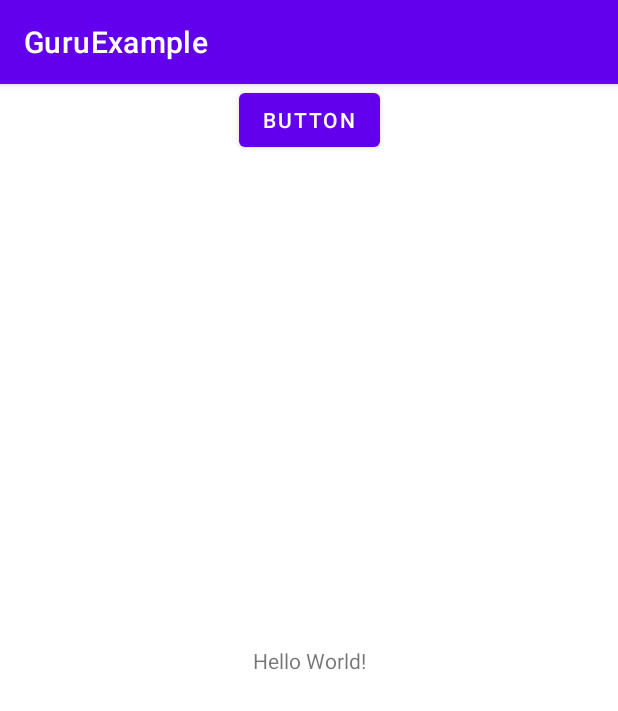
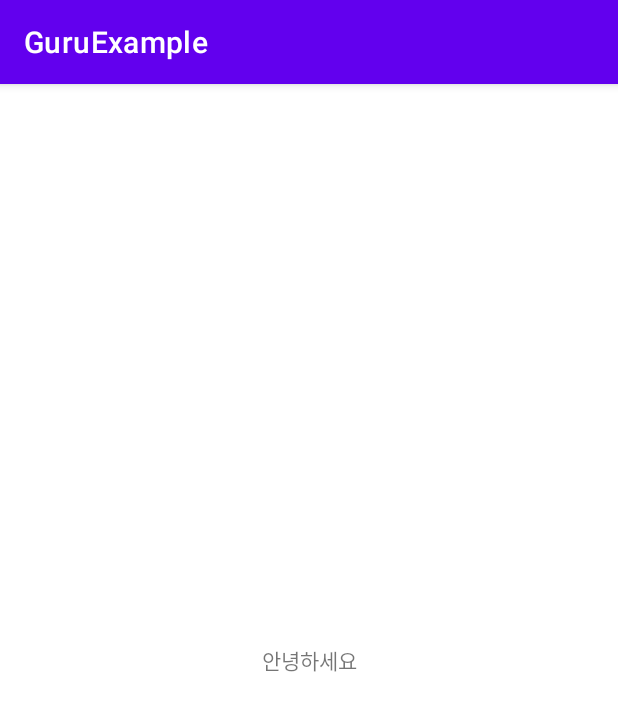
Before and after one commit to leejieun2020111646/GURU2-ANDROID31, an Android app: the screen it shows after launch (MainActivity), on a phone screen of 412 x 824 dp. Shown: the top 711 px of the screen. Run offline under Robolectric (Android 15) with nearby library versions, the light colour scheme and no system bars.

Commit message:
텍스트 안녕하세요로 변경

```diff
--- a/app/src/main/res/layout/activity_main.xml
+++ b/app/src/main/res/layout/activity_main.xml
@@ -9,19 +9,10 @@
     <TextView
         android:layout_width="wrap_content"
         android:layout_height="wrap_content"
-        android:text="Hello World!"
+        android:text="안녕하세요"
         app:layout_constraintBottom_toBottomOf="parent"
         app:layout_constraintEnd_toEndOf="parent"
         app:layout_constraintStart_toStartOf="parent"
         app:layout_constraintTop_toTopOf="parent" />
 
-    <Button
-        android:id="@+id/button"
-        android:layout_width="wrap_content"
-        android:layout_height="wrap_content"
-        android:text="Button"
-        app:layout_constraintEnd_toEndOf="parent"
-        app:layout_constraintStart_toStartOf="parent"
-        tools:layout_editor_absoluteY="459dp" />
-
 </androidx.constraintlayout.widget.ConstraintLayout>
```
